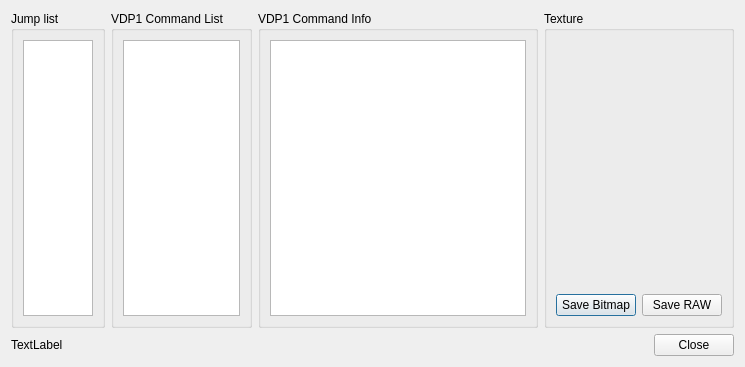
Qt form yabause/src/port/qt/ui/UIDebugVDP1.ui (libretro/yabause) before a commit.
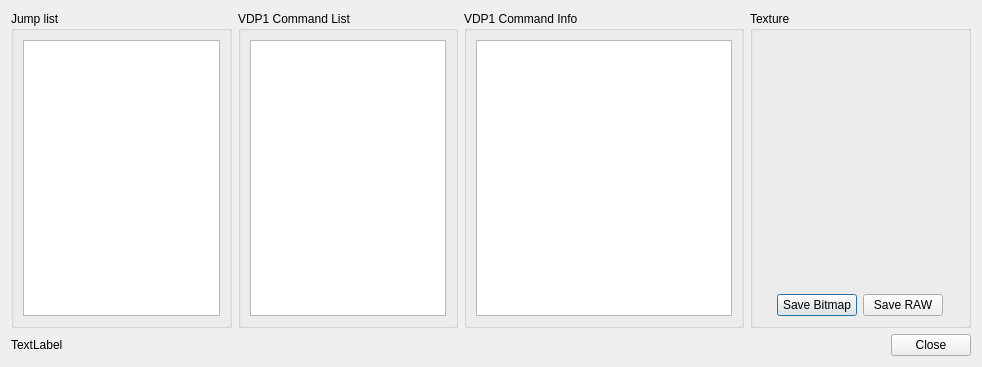
The same form after that commit.

Commit message: Resize Debug VDP1 window

Patch:
```diff
--- a/yabause/src/port/qt/ui/UIDebugVDP1.ui
+++ b/yabause/src/port/qt/ui/UIDebugVDP1.ui
@@ -6,7 +6,7 @@
    <rect>
     <x>0</x>
     <y>0</y>
-    <width>715</width>
+    <width>982</width>
     <height>367</height>
    </rect>
   </property>
```
Lines whose indentation alone changed are shown as unchanged.
